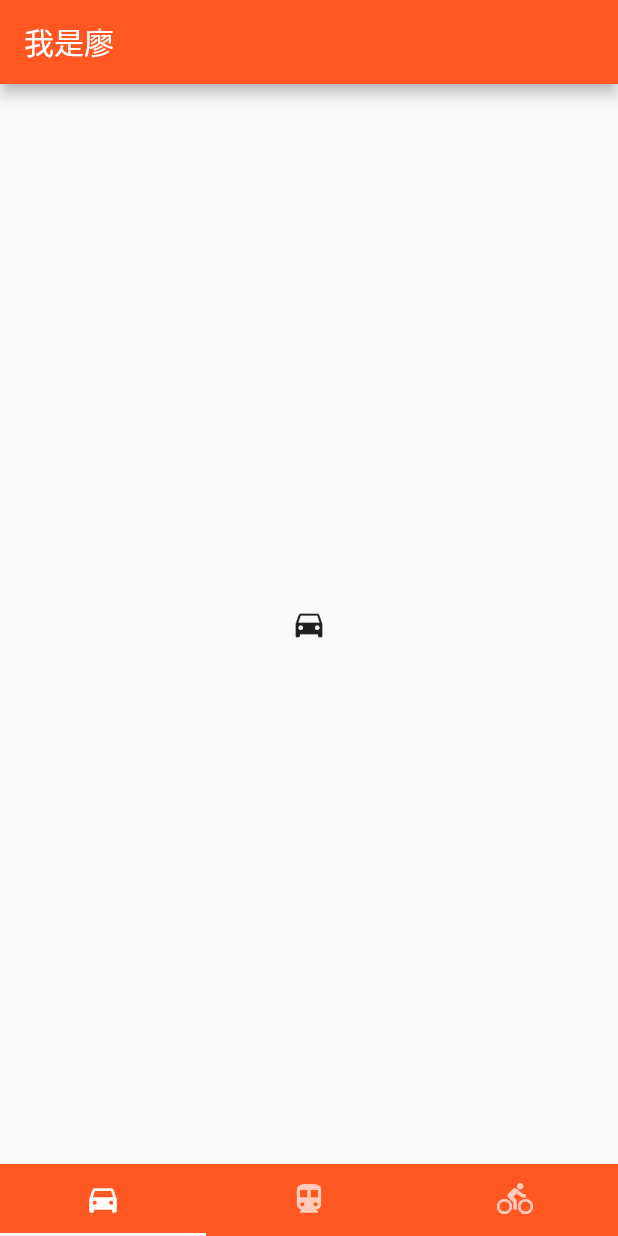
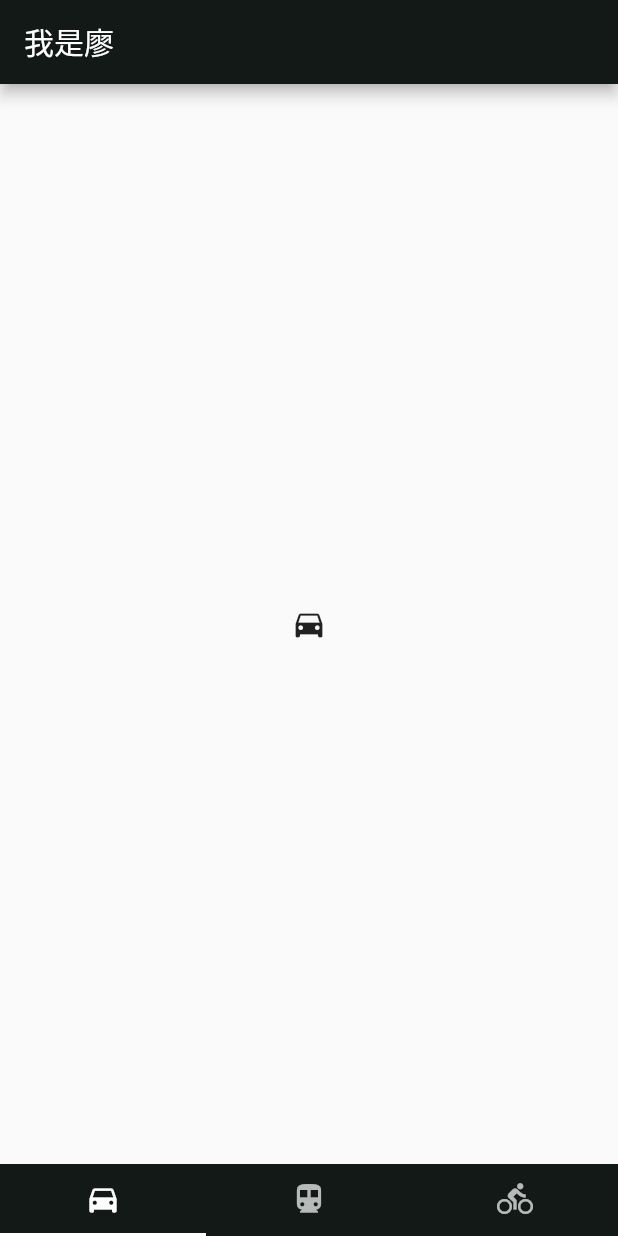
Before and after one commit to liaojuan/flutter_study, a Flutter app: the screen it shows after launch, on a phone screen of 412 x 824 dp. Run offline on Flutter 3.47's test engine with Material 2 defaults, Android fonts, the phone set to English and light mode, and no system bars.

Commit message:
现目前是增加一个颜色样式，style

```diff
--- /dev/null
+++ b/lib/common/style/GSYColors.dart
@@ -0,0 +1,25 @@
+import 'package:flutter/material.dart';
+
+class GSYColors{
+  static const String welcomeMessage = "Welcome To Flutter";
+
+  static const int _PrimaryValue = 0xFF24292E;
+  static const int _PrimaryLightValue = 0xFF42464b;
+  static const int _PrimaryDarkValue = 0xFF121917;
+
+  static const MaterialColor primarySwatch = const MaterialColor(_PrimaryDarkValue,
+      const<int, Color>{
+        50: const Color(_PrimaryLightValue),
+        100: const Color(_PrimaryLightValue),
+        200: const Color(_PrimaryLightValue),
+        300: const Color(_PrimaryLightValue),
+        400: const Color(_PrimaryLightValue),
+        500: const Color(_PrimaryValue),
+        600: const Color(_PrimaryDarkValue),
+        700: const Color(_PrimaryDarkValue),
+        800: const Color(_PrimaryDarkValue),
+        900: const Color(_PrimaryDarkValue),
+      });
+}
+
+class GSYConstant {}
--- a/lib/main.dart
+++ b/lib/main.dart
@@ -1,5 +1,6 @@
 import 'package:flutter/material.dart';
 import 'package:flutter_study/page/WelcomePage.dart';
+import 'package:flutter_study/common/style/GSYColors.dart';
 
 void main() => runApp(MyApp());
 
@@ -11,7 +12,7 @@ class MyApp extends StatelessWidget {
     return new MaterialApp(
       title: 'Flutter Demo',
       theme: new ThemeData(
-        primarySwatch: Colors.blue,
+        primarySwatch: GSYColors.primarySwatch,
       ),
       home: new WelcomePage()
     );
--- a/lib/page/HomePage.dart
+++ b/lib/page/HomePage.dart
@@ -1,5 +1,6 @@
 import 'package:flutter/material.dart';
 import 'package:flutter_study/widget/GSYTabBarWidget.dart';
+import 'package:flutter_study/common/style/GSYColors.dart';
 
 class HomePage extends StatelessWidget{
 
@@ -17,7 +18,7 @@ class HomePage extends StatelessWidget{
             new Icon(Icons.directions_transit),
             new Icon(Icons.directions_bike)
           ],
-          backgroundColor: Colors.deepOrange,
+          backgroundColor: GSYColors.primarySwatch,
           indicatorColor: Colors.white,
           title: "我是廖",
     );
--- a/lib/widget/GSYTabBarWidget.dart
+++ b/lib/widget/GSYTabBarWidget.dart
@@ -107,13 +107,13 @@ class _GSYTabBarState extends State<GSYTabBarWidget> with SingleTickerProviderSt
       ),
       bottomNavigationBar: new Material(
 
-    ///为了适配主题风格，包一层Material实现风格套用
-    color: Colors.deepOrange, //底部导航栏主题颜色
-    child: new TabBar(
-    //TabBar导航标签，底部导航放到Scaffold的bottomNavigationBar中
-    controller: _tabController, //配置控制器
-    tabs: _tabItems,
-    indicatorColor: _indicatorColor, //tab标签的下划线颜色
+               ///为了适配主题风格，包一层Material实现风格套用
+               color: _backgroundColor, //底部导航栏主题颜色
+               child: new TabBar(
+               ///TabBar导航标签，底部导航放到Scaffold的bottomNavigationBar中
+               controller: _tabController, //配置控制器
+               tabs: _tabItems,
+               indicatorColor: _indicatorColor, //tab标签的下划线颜色
       ),
     ),
     );
```
